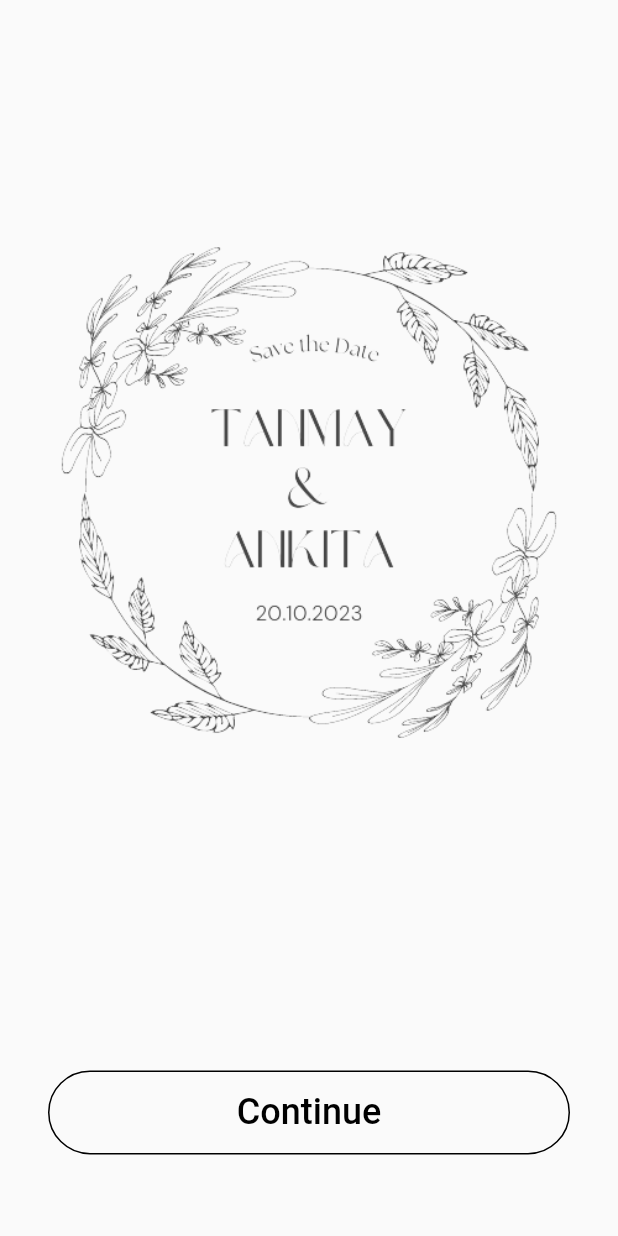
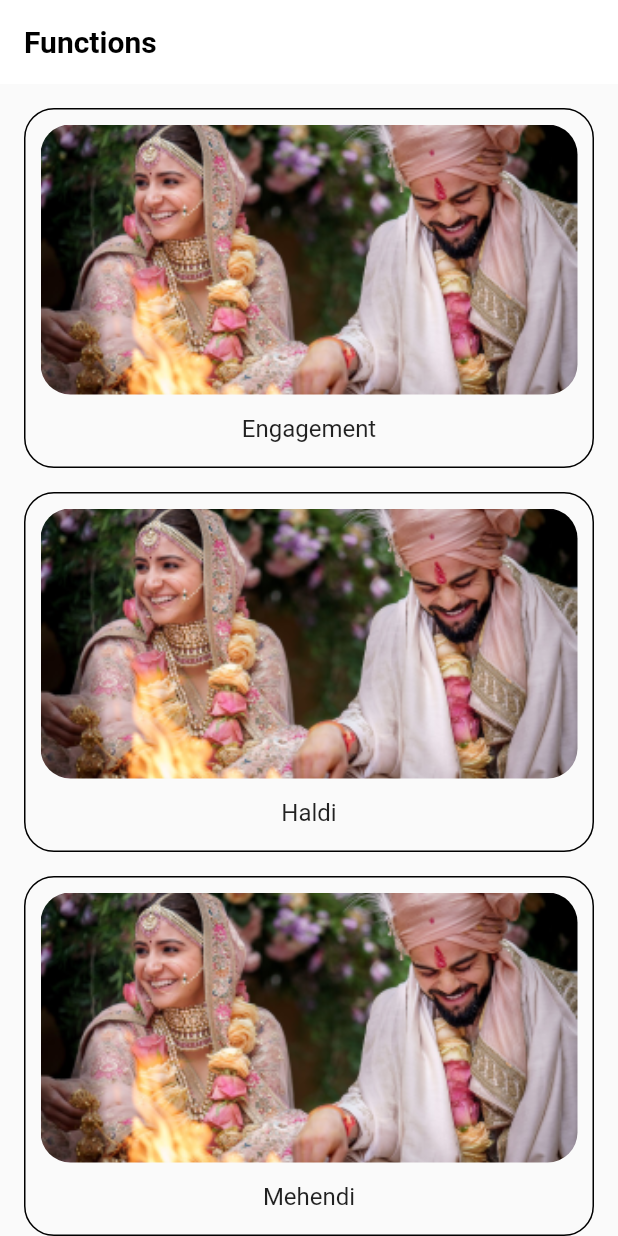
Before and after one commit to ManoVikram/Tanmay-Weds-Ankita, a Flutter app: the screen it shows after launch, after a tap on "Continue", on a phone screen of 412 x 824 dp. Run offline on Flutter 3.47's test engine with Material 2 defaults, Android fonts, the phone set to English and light mode, and no system bars; our stand-ins replace google_fonts; Roboto replaces fonts that are missing (Merienda, Sacramento).

Commit message:
feat: Base UI for Home screen is done!

```diff
--- a/lib/app.dart
+++ b/lib/app.dart
@@ -2,6 +2,7 @@ import 'package:flutter/material.dart';
 import 'package:google_fonts/google_fonts.dart';
 
 import './welcome_screen/screen/welcome_screen.dart';
+import './home_screen/screen/home_screen.dart';
 
 class App extends StatefulWidget {
   const App({super.key});
@@ -21,6 +22,10 @@ class _AppState extends State<App> {
         colorScheme: const ColorScheme.light(),
       ),
       initialRoute: "/",
+      routes: {
+        WelcomeScreen.route: (context) => const WelcomeScreen(),
+        HomeScreen.route: (context) => const HomeScreen(),
+      },
       home: const WelcomeScreen(),
     );
   }
--- /dev/null
+++ b/lib/home_screen/models/ceremony.dart
@@ -0,0 +1,13 @@
+class Ceremony {
+  const Ceremony(this.image, this.title);
+
+  final String image;
+  final String title;
+}
+
+const List<Ceremony> ceremonies = [
+  Ceremony("assets/images/Marriage.png", "Engagement"),
+  Ceremony("assets/images/Marriage.png", "Haldi"),
+  Ceremony("assets/images/Marriage.png", "Mehendi"),
+  Ceremony("assets/images/Marriage.png", "Marriage"),
+];
--- /dev/null
+++ b/lib/home_screen/screen/home_screen.dart
@@ -0,0 +1,55 @@
+import 'package:flutter/material.dart';
+import 'package:google_fonts/google_fonts.dart';
+
+import '../../constants.dart';
+import '../models/ceremony.dart';
+import '../widgets/function_card.dart';
+
+class HomeScreen extends StatelessWidget {
+  const HomeScreen({super.key});
+
+  static const String route = "/homeScreen";
+
+  @override
+  Widget build(BuildContext context) {
+    return Scaffold(
+      appBar: AppBar(
+        title: Text(
+          "Functions",
+          style: TextStyle(
+            fontFamily: GoogleFonts.merienda().fontFamily,
+            fontWeight: FontWeight.bold,
+          ),
+        ),
+        elevation: 0.0,
+        backgroundColor: Colors.white,
+        foregroundColor: Colors.black,
+        leading: const SizedBox.shrink(),
+        leadingWidth: 0.0,
+        primary: true,
+      ),
+      body: SafeArea(
+        child: Padding(
+          padding: const EdgeInsets.only(
+            top: defaultPadding,
+            left: defaultPadding,
+            right: defaultPadding,
+          ),
+          child: ListView.builder(
+            physics: const BouncingScrollPhysics(),
+            padding: const EdgeInsets.only(bottom: defaultPadding),
+            itemCount: ceremonies.length,
+            itemBuilder: (context, index) => Padding(
+              padding: const EdgeInsets.only(bottom: defaultPadding),
+              child: FunctionCard(
+                image: ceremonies[index].image,
+                title: ceremonies[index].title,
+                onTap: () {},
+              ),
+            ),
+          ),
+        ),
+      ),
+    );
+  }
+}
--- /dev/null
+++ b/lib/home_screen/widgets/function_card.dart
@@ -0,0 +1,61 @@
+import 'package:flutter/material.dart';
+
+import '../../constants.dart';
+
+class FunctionCard extends StatelessWidget {
+  const FunctionCard({
+    super.key,
+    required this.image,
+    required this.title,
+    required this.onTap,
+  });
+
+  final String image;
+  final String title;
+  final VoidCallback onTap;
+
+  @override
+  Widget build(BuildContext context) {
+    return GestureDetector(
+      onTap: onTap,
+      child: Container(
+        height: 240.0,
+        width: double.infinity,
+        padding: const EdgeInsets.all(10.0),
+        decoration: BoxDecoration(
+          border: Border.all(
+            color: Colors.black,
+          ),
+          borderRadius: BorderRadius.circular(20.0),
+        ),
+        child: Column(
+          children: [
+            Container(
+              height: 180.0,
+              width: double.infinity,
+              decoration: BoxDecoration(
+                borderRadius: BorderRadius.circular(20.0),
+              ),
+              clipBehavior: Clip.antiAlias,
+              child: Image.asset(
+                image,
+                fit: BoxFit.cover,
+              ),
+            ),
+            const SizedBox(height: defaultPadding / 2.0),
+            Expanded(
+              child: Center(
+                child: Text(
+                  title,
+                  style: const TextStyle(
+                    fontSize: 16.0,
+                  ),
+                ),
+              ),
+            ),
+          ],
+        ),
+      ),
+    );
+  }
+}
--- a/lib/welcome_screen/screen/welcome_screen.dart
+++ b/lib/welcome_screen/screen/welcome_screen.dart
@@ -1,9 +1,12 @@
 import 'package:flutter/material.dart';
 
 import '../../constants.dart';
+import '../../home_screen/screen/home_screen.dart';
 
 class WelcomeScreen extends StatelessWidget {
   const WelcomeScreen({super.key});
+
+  static const String route = "/welcomeScreen";
 
   @override
   Widget build(BuildContext context) {
@@ -21,10 +24,11 @@ class WelcomeScreen extends StatelessWidget {
               child: Align(
                 alignment: Alignment.center,
                 child: Padding(
-                  padding:
-                      const EdgeInsets.symmetric(horizontal: defaultPadding * 2.0),
+                  padding: const EdgeInsets.symmetric(
+                      horizontal: defaultPadding * 2.0),
                   child: OutlinedButton(
-                    onPressed: () {},
+                    onPressed: () =>
+                        Navigator.pushNamed(context, HomeScreen.route),
                     style: OutlinedButton.styleFrom(
                       shape: const StadiumBorder(),
                       side: const BorderSide(
```
Also changed, not shown: assets/images/Marriage.png (added).
